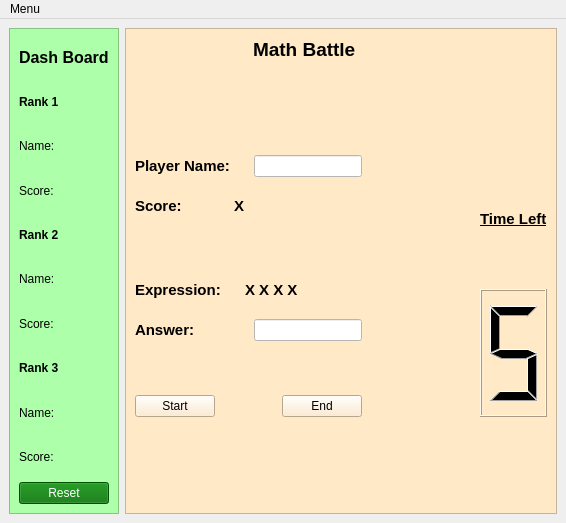
The window that gui/mainpage.ui (nahidusha/Math_Battle) describes before a commit, drawn with Qt 5.
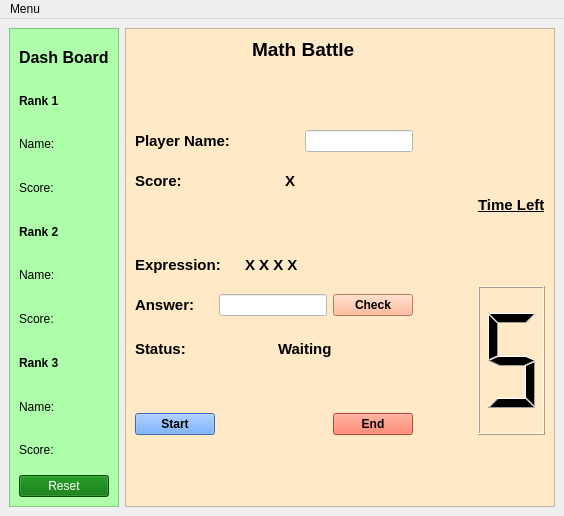
The same window after the commit.

Commit message: added all the widgets objects and in the gui check and status section added

Diff of the .ui file:
```diff
--- a/gui/mainpage.ui
+++ b/gui/mainpage.ui
@@ -6,8 +6,8 @@
    <rect>
     <x>0</x>
     <y>0</y>
-    <width>566</width>
-    <height>523</height>
+    <width>564</width>
+    <height>516</height>
    </rect>
   </property>
   <property name="windowTitle">
@@ -415,12 +415,103 @@
                  </property>
                 </widget>
                </item>
+               <item>
+                <widget class="QPushButton" name="pushButton_check">
+                 <property name="font">
+                  <font>
+                   <weight>75</weight>
+                   <bold>true</bold>
+                  </font>
+                 </property>
+                 <property name="styleSheet">
+                  <string notr="true">background-color: rgb(255, 170, 127);</string>
+                 </property>
+                 <property name="text">
+                  <string>Check</string>
+                 </property>
+                </widget>
+               </item>
               </layout>
              </item>
             </layout>
            </item>
           </layout>
          </item>
+         <item>
+          <layout class="QVBoxLayout" name="verticalLayout_6">
+           <item>
+            <spacer name="verticalSpacer_7">
+             <property name="orientation">
+              <enum>Qt::Vertical</enum>
+             </property>
+             <property name="sizeHint" stdset="0">
+              <size>
+               <width>20</width>
+               <height>17</height>
+              </size>
+             </property>
+            </spacer>
+           </item>
+           <item>
+            <layout class="QHBoxLayout" name="horizontalLayout_7">
+             <item>
+              <widget class="QLabel" name="label_5">
+               <property name="font">
+                <font>
+                 <pointsize>11</pointsize>
+                 <weight>75</weight>
+                 <bold>true</bold>
+                </font>
+               </property>
+               <property name="text">
+                <string>Status: </string>
+               </property>
+              </widget>
+             </item>
+             <item>
+              <spacer name="horizontalSpacer_9">
+               <property name="orientation">
+                <enum>Qt::Horizontal</enum>
+               </property>
+               <property name="sizeHint" stdset="0">
+                <size>
+                 <width>40</width>
+                 <height>20</height>
+                </size>
+               </property>
+              </spacer>
+             </item>
+             <item>
+              <widget class="QLabel" name="label_status">
+               <property name="font">
+                <font>
+                 <pointsize>11</pointsize>
+                 <weight>75</weight>
+                 <bold>true</bold>
+                </font>
+               </property>
+               <property name="text">
+                <string>Waiting</string>
+               </property>
+              </widget>
+             </item>
+             <item>
+              <spacer name="horizontalSpacer_10">
+               <property name="orientation">
+                <enum>Qt::Horizontal</enum>
+               </property>
+               <property name="sizeHint" stdset="0">
+                <size>
+                 <width>40</width>
+                 <height>20</height>
+                </size>
+               </property>
+              </spacer>
+             </item>
+            </layout>
+           </item>
+          </layout>
+         </item>
          <item>
           <spacer name="verticalSpacer_4">
            <property name="orientation">
@@ -438,6 +529,15 @@
           <layout class="QHBoxLayout" name="horizontalLayout_6">
            <item>
             <widget class="QPushButton" name="pushButton_start">
+             <property name="font">
+              <font>
+               <weight>75</weight>
+               <bold>true</bold>
+              </font>
+             </property>
+             <property name="styleSheet">
+              <string notr="true">background-color: rgb(76, 148, 255);</string>
+             </property>
              <property name="text">
               <string>Start</string>
              </property>
@@ -458,6 +558,15 @@
            </item>
            <item>
             <widget class="QPushButton" name="pushButton_end">
+             <property name="font">
+              <font>
+               <weight>75</weight>
+               <bold>true</bold>
+              </font>
+             </property>
+             <property name="styleSheet">
+              <string notr="true">background-color: rgb(255, 93, 60);</string>
+             </property>
              <property name="text">
               <string>End</string>
              </property>
@@ -568,7 +677,7 @@
     <rect>
      <x>0</x>
      <y>0</y>
-     <width>566</width>
+     <width>564</width>
      <height>22</height>
     </rect>
    </property>
```
Left out of the diff: 2 changed lines with no effect on the pictures. The commit also changes 1 other file.
